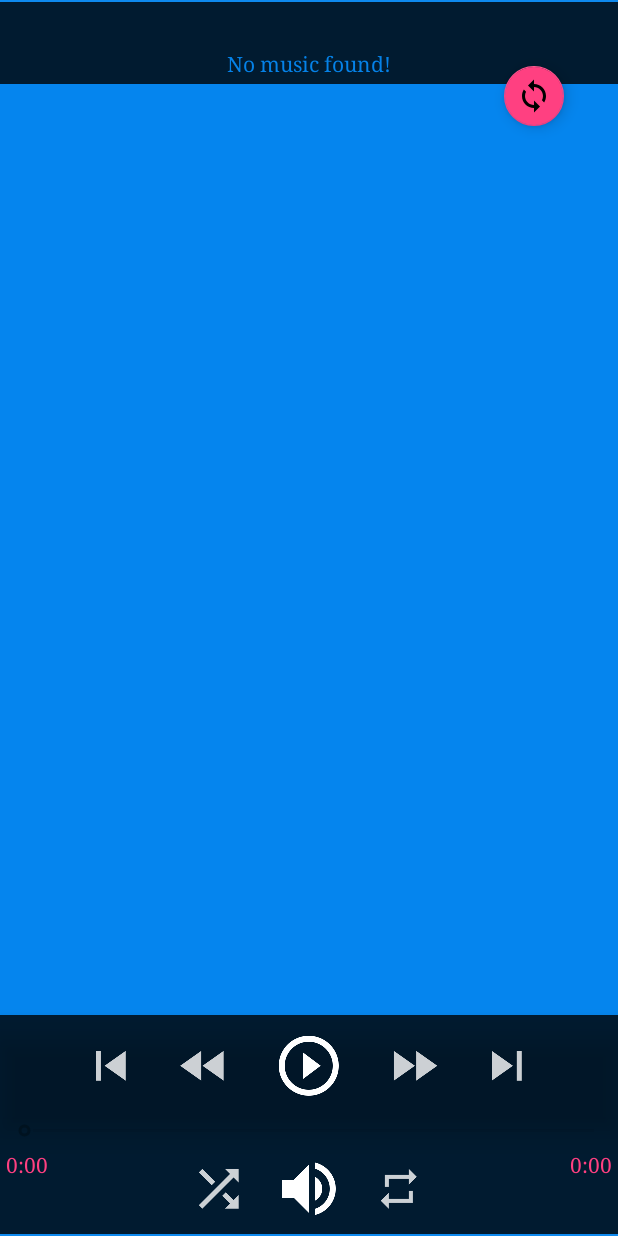
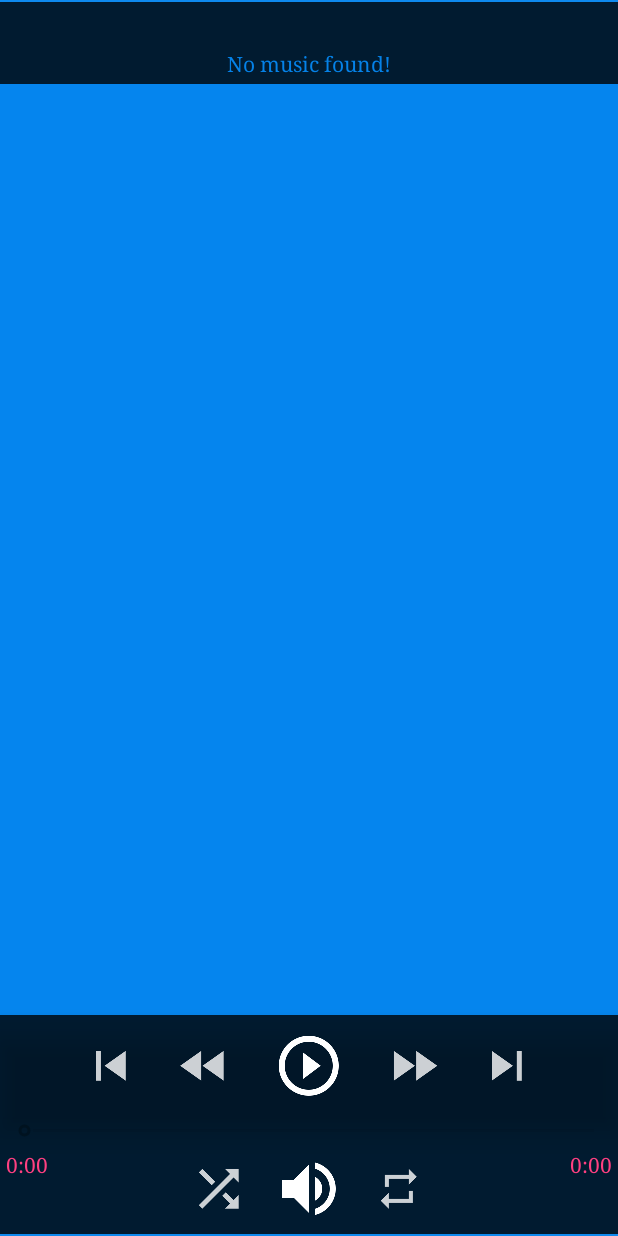
Before and after one commit to DominList/DPLAudioPlayer, an Android app: the screen it shows after launch (MainActivity), on a phone screen of 412 x 824 dp. Run offline under Robolectric (Android 15) with nearby library versions, the light colour scheme and no system bars; 2 statements that could not run were skipped.

Commit message:
finished basic funcionality

```diff
--- a/app/src/main/res/layout/activity_main.xml
+++ b/app/src/main/res/layout/activity_main.xml
@@ -264,23 +264,7 @@
 
     </RelativeLayout>
 
-    <android.support.design.widget.FloatingActionButton
-        android:layout_width="wrap_content"
-        android:layout_height="wrap_content"
-        android:background="@color/colorLighter"
-        app:useCompatPadding="true"
-        app:rippleColor="@color/colorLight"
-        android:layout_alignParentRight="true"
-        android:layout_alignParentTop="true"
-        android:layout_margin="20dp"
-        android:elevation="12dp"
-        app:pressedTranslationZ="10dp"
-        app:fabSize="mini"
-        android:src="@drawable/ic_reload_24dp"
-        android:id="@+id/button_reload"
-        android:clickable="true"
 
-        />
 
 
 </RelativeLayout>
```
Also changed, not shown: app/src/main/java/com/dpl/dominlist/dplaudioplayer/MainActivity.java (+0 -20 lines).
